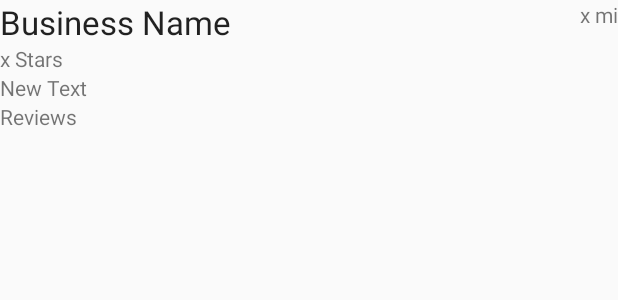
After one commit to Mahalakshmi13597/pan, an Android app: the layout fragment_business_view.xml on its own in the app's theme, with its tools: preview values and no code run, on a phone screen of 412 x 824 dp. The commit adds this screen. Shown: the top 300 px of the screen. Run offline under Robolectric (Android 15) with nearby library versions, the phone set to English and light mode, and no system bars.

Commit message:
Business view page, in progress working on getting images

```diff
--- a/app/build.gradle
+++ b/app/build.gradle
@@ -24,4 +24,5 @@ dependencies {
     compile 'com.android.support:appcompat-v7:21.0.3'
     compile 'org.scribe:scribe:1.3.7'
     compile 'com.google.android.gms:play-services:7.3.0'
+    compile 'org.jsoup:jsoup:1.8.2'
 }
--- /dev/null
+++ b/app/src/main/res/layout/fragment_business_view.xml
@@ -0,0 +1,76 @@
+<LinearLayout xmlns:android="http://schemas.android.com/apk/res/android"
+    xmlns:tools="http://schemas.android.com/tools" android:layout_width="match_parent"
+    android:layout_height="match_parent" tools:context="com.grilla.pan.BusinessViewFragment"
+    android:orientation="vertical">
+
+
+    <RelativeLayout
+        android:layout_width="match_parent"
+        android:layout_height="wrap_content">
+
+        <TextView
+            android:layout_width="wrap_content"
+            android:layout_height="wrap_content"
+            android:textAppearance="?android:attr/textAppearanceLarge"
+            android:text="Business Name"
+            android:id="@+id/business_name" />
+
+        <TextView
+            android:layout_width="wrap_content"
+            android:layout_height="wrap_content"
+            android:text="x mi"
+            android:id="@+id/business_distance"
+            android:layout_alignParentRight="true" />
+    </RelativeLayout>
+
+    <LinearLayout
+        android:orientation="horizontal"
+        android:layout_width="match_parent"
+        android:layout_height="wrap_content">
+
+        <ImageView
+            android:layout_width="wrap_content"
+            android:layout_height="wrap_content"
+            android:id="@+id/business_image_rating" />
+
+        <TextView
+            android:layout_width="wrap_content"
+            android:layout_height="wrap_content"
+            android:text="x Stars"
+            android:id="@+id/business_rating" />
+    </LinearLayout>
+
+    <FrameLayout
+        android:layout_width="match_parent"
+        android:layout_height="wrap_content">
+
+        <LinearLayout
+            android:orientation="vertical"
+            android:layout_width="match_parent"
+            android:layout_height="match_parent">
+
+            <ImageView
+                android:layout_width="match_parent"
+                android:layout_height="wrap_content"
+                android:id="@+id/business_image"
+                android:scaleType="fitCenter"
+                android:adjustViewBounds="true"/>
+
+            <TextView
+                android:layout_width="wrap_content"
+                android:layout_height="wrap_content"
+                android:text="New Text"
+                android:id="@+id/business_address" />
+        </LinearLayout>
+    </FrameLayout>
+
+    <TextView
+        android:layout_width="wrap_content"
+        android:layout_height="wrap_content"
+        android:text="@string/business_reviews_title" />
+
+    <ListView
+        android:layout_width="wrap_content"
+        android:layout_height="wrap_content"
+        android:id="@+id/business_reviews" />
+</LinearLayout>
--- a/app/src/main/res/values/strings.xml
+++ b/app/src/main/res/values/strings.xml
@@ -18,4 +18,6 @@
     <string name="yelp_token_secret">HuKYEiYLCx6UdfWpAYOKvBw_ulY</string>
     <string name="yelp_api_path">http://api.yelp.com</string>
     <string name="yelp_search_path">/v2/search</string>
+
+    <string name="business_reviews_title">Reviews</string>
 </resources>
```
Also changed, not shown: app/src/main/java/com/grilla/pan/BusinessViewFragment.java (added, +223 -0 lines), app/src/main/java/com/grilla/pan/SearchFragment.java (+24 -1 lines), app/src/main/java/com/grilla/pan/YelpBusiness.java (+23 -1 lines), 1 other file.
